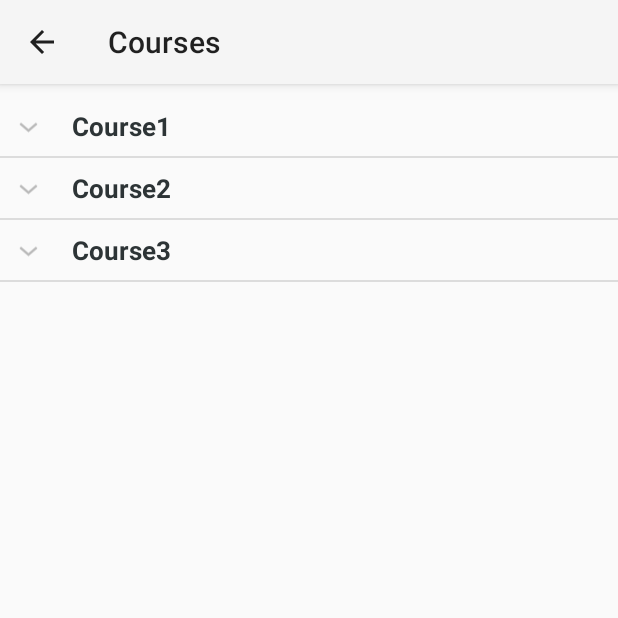
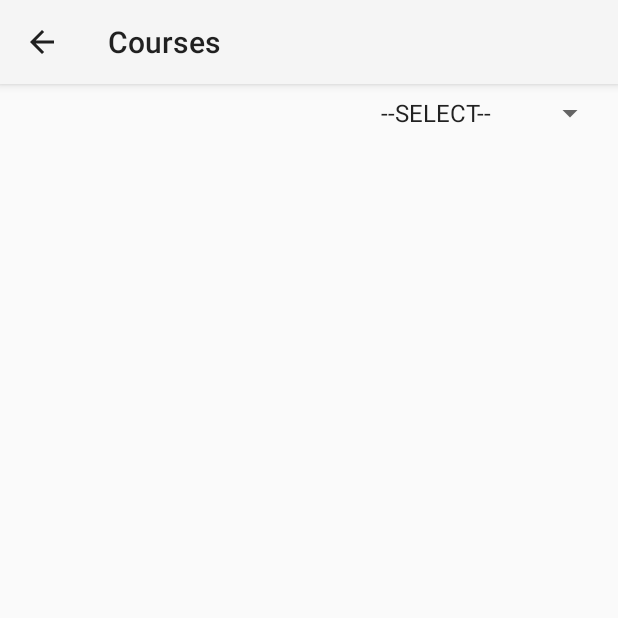
Before and after one commit to lelodragneel/CoursePicker, an Android app: the CoursesActivity screen opened directly, with no data from a screen before it, on a phone screen of 412 x 824 dp, the top half of it. Run offline under Robolectric (Android 15) with nearby library versions, the light colour scheme and no system bars; our stand-ins replace Firebase (no records; nobody signed in at launch, a user with empty details on screens opened directly); libraries missing offline, so code that uses them is left out: com.firebase.ui.

Commit message:
Courses being pulled from DB - functional

```diff
--- a/app/build.gradle
+++ b/app/build.gradle
@@ -29,6 +29,8 @@ dependencies {
     androidTestImplementation 'com.android.support.test.espresso:espresso-core:3.0.1'
 
     compile 'com.google.firebase:firebase-core:11.8.0'
+    compile 'com.firebaseui:firebase-ui-database:0.4.0'
+
 }
 
 
--- a/app/src/main/AndroidManifest.xml
+++ b/app/src/main/AndroidManifest.xml
@@ -3,6 +3,7 @@
     package="com.example.project.coursepicker">
 
     <application
+        android:name=".AppData"
         android:allowBackup="true"
         android:icon="@mipmap/ic_launcher"
         android:label="Login"
--- a/app/src/main/java/com/example/project/coursepicker/CoursesActivity.java
+++ b/app/src/main/java/com/example/project/coursepicker/CoursesActivity.java
@@ -6,11 +6,20 @@ import android.support.design.widget.Snackbar;
 import android.support.v7.app.AppCompatActivity;
 import android.support.v7.widget.Toolbar;
 import android.view.View;
+import android.widget.ArrayAdapter;
 import android.widget.ExpandableListView;
+import android.widget.Spinner;
 
+import java.lang.reflect.Array;
 import java.util.ArrayList;
 import java.util.HashMap;
 import java.util.List;
+
+import com.firebase.ui.database.FirebaseListAdapter;
+import com.google.firebase.database.DataSnapshot;
+import com.google.firebase.database.DatabaseError;
+import com.google.firebase.database.FirebaseDatabase;
+import com.google.firebase.database.ValueEventListener;
 
 public class CoursesActivity extends AppCompatActivity {
 
@@ -18,6 +27,9 @@ public class CoursesActivity extends AppCompatActivity {
     ExpandableListView expListView;
     List<String> listDataHeader;
     HashMap<String, String> listDataChild;
+
+    Spinner ddTerm;
+    ArrayAdapter<CharSequence> termAdapter;
 
     @Override
     protected void onCreate(Bundle savedInstanceState) {
@@ -29,6 +41,11 @@ public class CoursesActivity extends AppCompatActivity {
         getSupportActionBar().setDisplayHomeAsUpEnabled(true);
         getSupportActionBar().setDisplayShowHomeEnabled(true);
 
+        //TODO: update listview with courses depending on which term is selected
+        ddTerm = findViewById(R.id.spinner);
+        termAdapter = ArrayAdapter.createFromResource(this, R.array.term, android.R.layout.simple_spinner_item);
+        termAdapter.setDropDownViewResource(android.R.layout.simple_spinner_dropdown_item);
+        ddTerm.setAdapter(termAdapter);
 
         expListView = (ExpandableListView) findViewById(R.id.exp);
 
@@ -39,31 +56,44 @@ public class CoursesActivity extends AppCompatActivity {
 
         // setting list adapter
         expListView.setAdapter(listAdapter);
+
     }
 
     /*
      * Build the courses list
      */
     private void prepareListData() {
+
         listDataHeader = new ArrayList<String>();
         listDataChild = new HashMap<String, String>();
 
-        // Get all course names from db
-        listDataHeader.add("Course1");
-        // Add course preview details
-        String coursePreviewDesc = "this is small description of course 1 showing in the accordion";
-        listDataChild.put(listDataHeader.get(0), coursePreviewDesc);
+        //Global variables (for DB connection)
+        AppData appData = (AppData)getApplication();
 
-        listDataHeader.add("Course2");
-        // Add course preview details
-        coursePreviewDesc = "this is small description of course 2 showing in the accordion";
-        listDataChild.put(listDataHeader.get(1), coursePreviewDesc);
+        //Set up DB connection
+        appData.DB = FirebaseDatabase.getInstance();
+        appData.firebaseReference = appData.DB.getReference("Course");
 
-        listDataHeader.add("Course3");
-        // Add course preview details
-        coursePreviewDesc = "this is small description of course 3 showing in the accordion";
-        listDataChild.put(listDataHeader.get(2), coursePreviewDesc);
+        //set up listener to pull course data from DB
+        appData.firebaseReference.addValueEventListener(new ValueEventListener() {
+            @Override
+            public void onDataChange(DataSnapshot dataSnapshot) {
+                int i = 0;
+                for (DataSnapshot course : dataSnapshot.getChildren()) {
 
+                    Course  courses = course.getValue(Course.class);
+                    listDataHeader.add(courses.name);
+                    listDataChild.put(listDataHeader.get(i), "Days: " + courses.classDays +
+                                                             "\nTime: " + courses.classTime +
+                                                             "\nTerm: " + courses.term);
+                    i++;
+                }
+            }
+
+            @Override
+            public void onCancelled(DatabaseError firebaseError) {
+
+            }
+        });
     }
-
 }
--- a/app/src/main/java/com/example/project/coursepicker/ExpandableListAdapter.java
+++ b/app/src/main/java/com/example/project/coursepicker/ExpandableListAdapter.java
@@ -20,6 +20,7 @@ public class ExpandableListAdapter extends BaseExpandableListAdapter {
     private List<String> _listDataHeader; // header titles
     // child data in format of header title, child title
     private HashMap<String, String> _listDataChild;
+
 
     public ExpandableListAdapter(Context context, List<String> listDataHeader,
                                  HashMap<String, String> listChildData) {
--- a/app/src/main/res/layout/activity_courses.xml
+++ b/app/src/main/res/layout/activity_courses.xml
@@ -15,6 +15,18 @@
         android:theme="@style/ThemeOverlay.AppCompat.ActionBar"
         app:popupTheme="@style/ThemeOverlay.AppCompat.Light" />
 
+    <Spinner
+        android:id="@+id/spinner"
+        android:layout_width="158dp"
+        android:layout_height="22dp"
+        android:layout_marginBottom="8dp"
+        android:layout_marginEnd="8dp"
+        android:layout_marginTop="8dp"
+        android:visibility="visible"
+        app:layout_constraintBottom_toTopOf="@+id/linearLayout5"
+        app:layout_constraintEnd_toEndOf="parent"
+        app:layout_constraintTop_toBottomOf="@+id/my_toolbar" />
+
     <LinearLayout
         android:id="@+id/linearLayout5"
         android:layout_width="match_parent"
@@ -24,7 +36,7 @@
         app:layout_constraintBottom_toBottomOf="parent"
         app:layout_constraintEnd_toEndOf="parent"
         app:layout_constraintStart_toStartOf="parent"
-        app:layout_constraintTop_toBottomOf="@+id/my_toolbar">
+        app:layout_constraintTop_toBottomOf="@+id/spinner">
 
         <ExpandableListView
             android:id="@+id/exp"
--- a/app/src/main/res/layout/item_list.xml
+++ b/app/src/main/res/layout/item_list.xml
@@ -12,7 +12,7 @@
         android:layout_marginBottom="8dp"
         android:layout_marginEnd="8dp"
         android:layout_marginTop="8dp"
-        android:text="Button"
+        android:text="Add"
         app:layout_constraintBottom_toBottomOf="parent"
         app:layout_constraintEnd_toEndOf="parent"
         app:layout_constraintTop_toTopOf="parent" />
--- a/app/src/main/res/values/strings.xml
+++ b/app/src/main/res/values/strings.xml
@@ -15,4 +15,11 @@
     </string>
     <string name="title_activity_login">Login</string>
     <string name="title_activity_courses">CoursesActivity</string>
+    <string name="Add">Add</string>
+    <string name="Drop">Drop</string>
+    <string-array name="term">
+        <item>--SELECT--</item>
+        <item>Fall</item>
+        <item>Winter</item>
+    </string-array>
 </resources>
```
Also changed, not shown: app/src/main/java/com/example/project/coursepicker/AppData.java (added, +18 -0 lines), app/src/main/java/com/example/project/coursepicker/Course.java (added, +50 -0 lines), app/src/main/java/com/example/project/coursepicker/User.java (added, +33 -0 lines), app/src/main/res/layout/course_listing.xml (added, +15 -0 lines), app/src/main/java/com/example/project/coursepicker/CoursesEnrolled.java (added), 1 other file.
